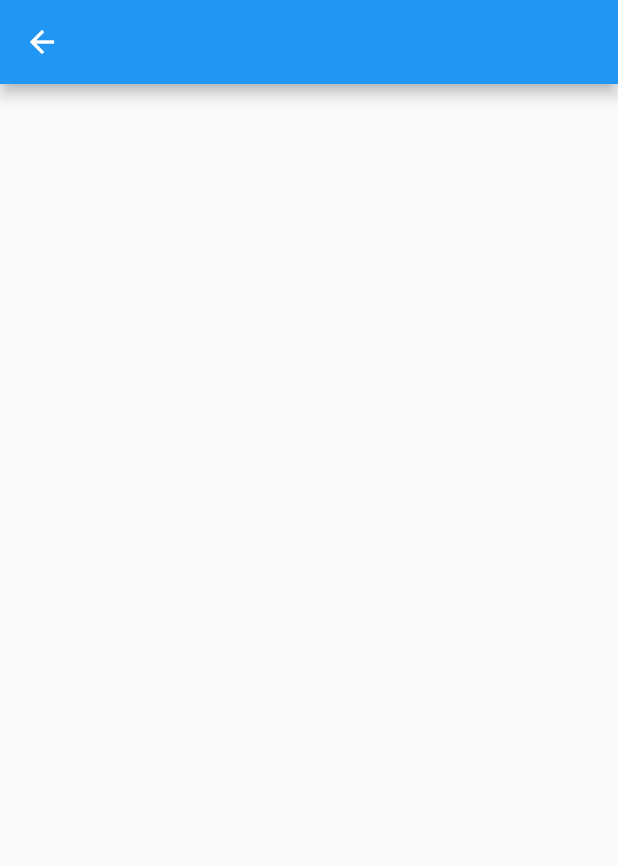
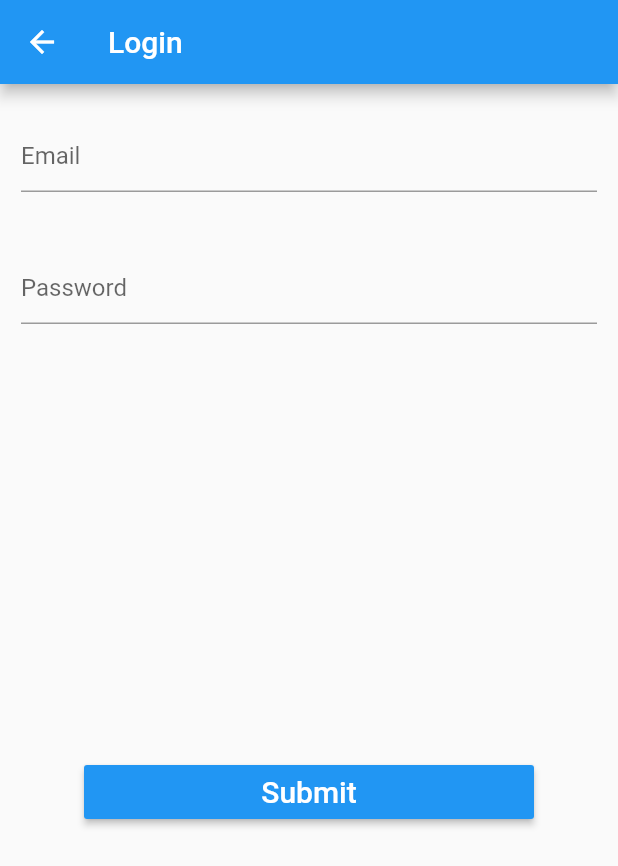
Before and after one commit to bubbagump2020/diabetic-habits, a Flutter app: the screen it shows after launch, after a tap on "Log In", on a phone screen of 412 x 824 dp. Shown: the top 866 px of the screen. Run offline on Flutter 3.47's test engine with Material 2 defaults, Android fonts, the phone set to English and light mode, and no system bars; our stand-ins replace cloud_firestore, firebase_auth; accounts and stored records are empty; network calls fail.

Commit message:
Login to FirebaseAuth
Getting the Login Page hooked up the FirebaseAuth service. Just need to write the function itself now.

```diff
--- a/lib/LogIn.dart
+++ b/lib/LogIn.dart
@@ -12,9 +12,60 @@ class LoginPage extends StatefulWidget {
 }
 
 class _LoginPageState extends State<LoginPage>{
+  static const String _title = 'Login';
+  TextEditingController _emailController = TextEditingController();
+  TextEditingController _passwordController = TextEditingController();
+  GlobalKey<ScaffoldState> _scaffoldKey = GlobalKey<ScaffoldState>();
+
+
   Widget build(BuildContext content){
     return Scaffold(
-      appBar: AppBar(),
+      key: _scaffoldKey,
+      appBar: AppBar(title: const Text(_title)),
+      body: Form(
+        child: Container(
+          padding: const EdgeInsets.all(4.0),
+          child: Column(
+            children: <Widget>[
+              Padding(
+                padding: const EdgeInsets.symmetric(vertical: 20.0, horizontal: 10.0),
+                child: TextFormField(
+                  controller: _emailController,
+                  decoration: InputDecoration(
+                    hintText: 'Email'
+                  ),
+                ),
+              ),
+              Padding(
+                padding: const EdgeInsets.symmetric(vertical: 20.0, horizontal: 10.0),
+                child: TextFormField(
+                  obscureText: true,
+                  controller: _passwordController,
+                  decoration: InputDecoration(
+                    hintText: 'Password'
+                  ),
+                ),
+              ),
+              Expanded(
+                child: Align(
+                  alignment: FractionalOffset.center,
+                  child: SizedBox(
+                    width: 300,
+                    child: RaisedButton(
+                      color: Colors.blue,
+                      textColor: Colors.white,
+                      onPressed: () {
+                        // Login function here
+                      },
+                      child: Text('Submit', style: TextStyle(fontSize: 20)),
+                    ),
+                  )
+                ),
+              )
+            ],
+          )
+        )
+      )
     );
   }
 }
--- a/lib/SignUp.dart
+++ b/lib/SignUp.dart
@@ -37,9 +37,9 @@ class _SignUpPageState extends State<SignUpPage> {
     print(_user);
   }
 
-  _createRecord (user_id) async {
+  _createRecord (userID) async {
     await _databaseReference
-        .document(user_id)
+        .document(userID)
         .setData({
           'username': _usernameController.text.trim(),
           'email': _emailController.text.trim(),
@@ -88,11 +88,11 @@ class _SignUpPageState extends State<SignUpPage> {
       appBar: AppBar(title: const Text(_title)),
       body: Form(
         child: Container(
-          padding: const EdgeInsets.all(4),
+          padding: const EdgeInsets.all(4.0),
           child: Column(
             children: <Widget>[
               Padding(
-                padding: const EdgeInsets.symmetric(vertical: 20, horizontal: 10.0),
+                padding: const EdgeInsets.symmetric(vertical: 20.0, horizontal: 10.0),
                 child: TextFormField(
                   controller: _usernameController,
                   decoration: InputDecoration(
```
